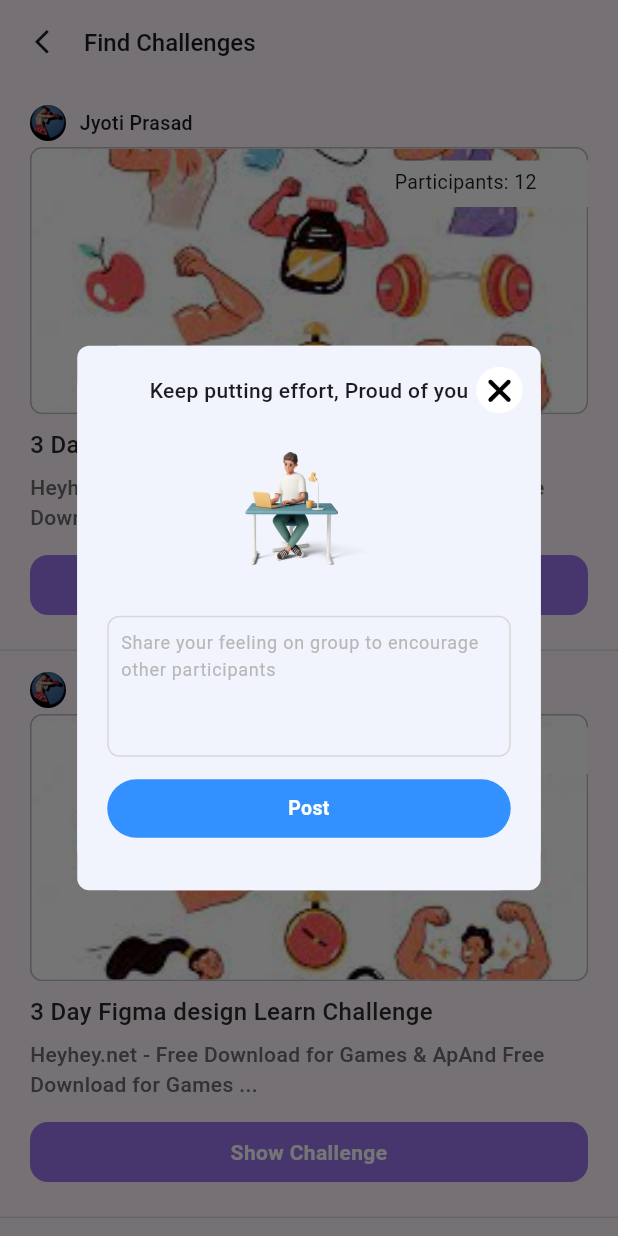
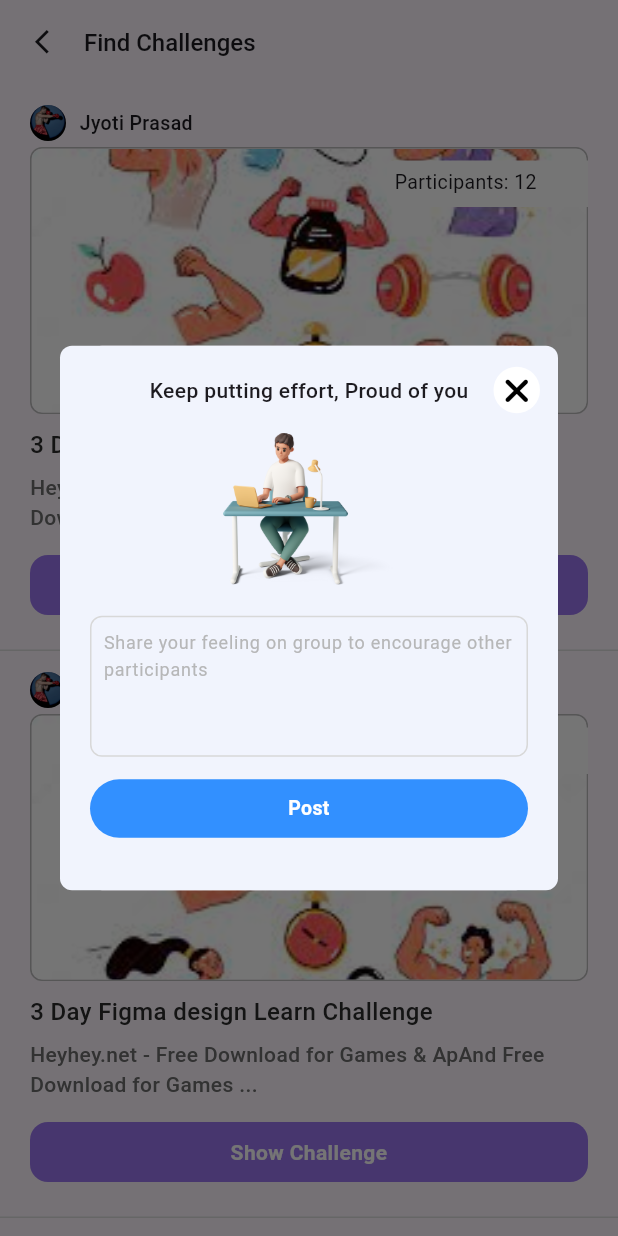
Before and after one commit to YuvrajSingh3110/assignment, a Flutter app: the screen it shows after launch, after a tap on "Show Challenge", on a phone screen of 412 x 824 dp. Run offline on Flutter 3.47's test engine with Material 3 defaults, Android fonts, the phone set to English and light mode, and no system bars; our stand-ins replace font_awesome_flutter; Roboto replaces fonts that are missing (lib/assets/fonts/interregular.ttf).

Commit message:
final commit

```diff
--- a/lib/widgets/custom_button.dart
+++ b/lib/widgets/custom_button.dart
@@ -22,7 +22,6 @@ class CustomButton extends StatelessWidget {
                       children: [
                         Container(
                           height: 363,
-                          width: 309,
                           padding: const EdgeInsets.all(20),
                           child: Column(
                             children: [
@@ -36,7 +35,6 @@ class CustomButton extends StatelessWidget {
                               Image.asset(
                                 "lib/assets/images/dialogbox.png",
                                 height: 102,
-                                width: 85,
                               ),
                               const SizedBox(height: 20,),
                               SizedBox(
```
